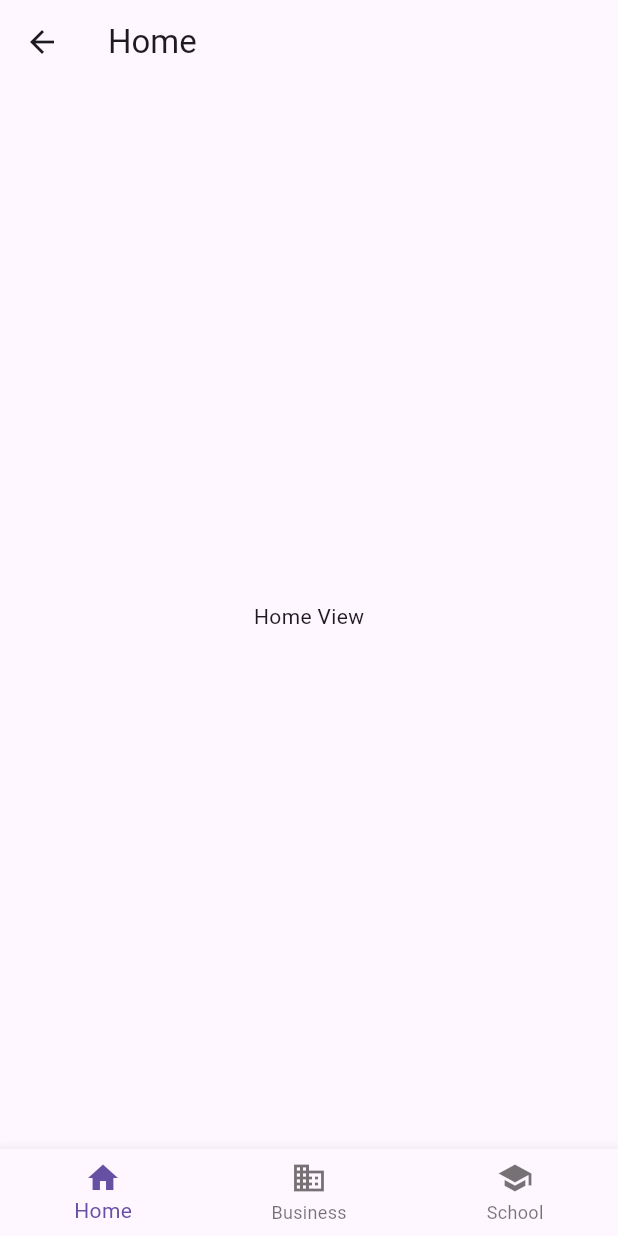
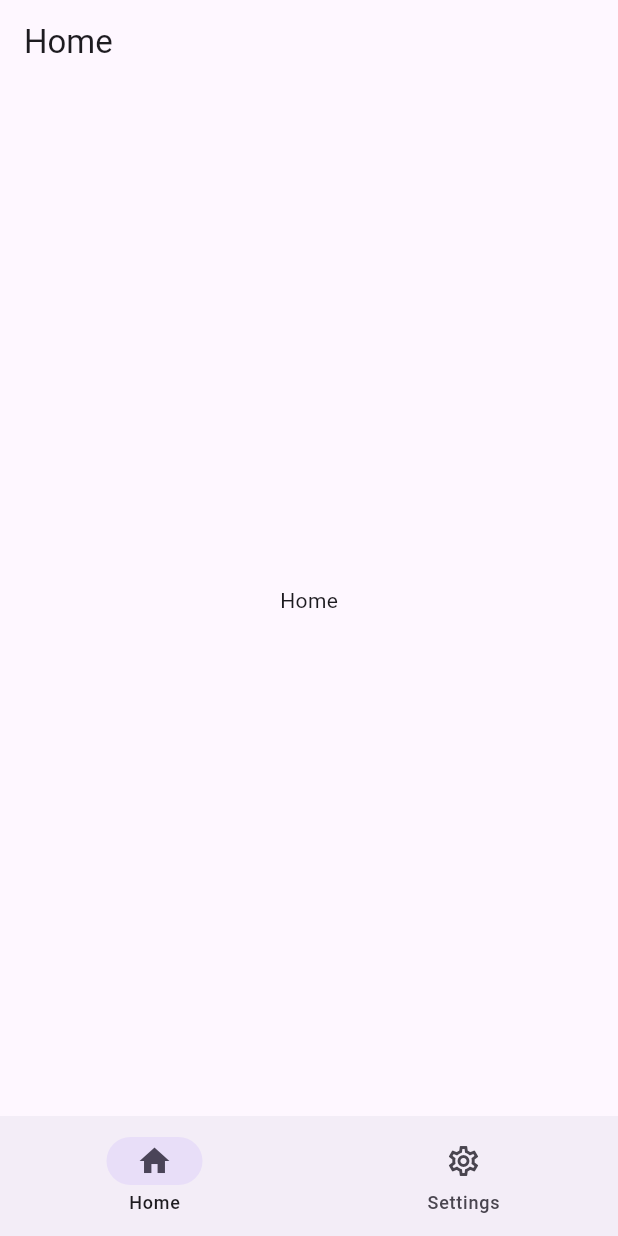
Before and after one commit to pedroafmonteiro/mosaic, a Flutter app: the SampleItemListView screen opened directly, after a tap on an icon or button, on a phone screen of 412 x 824 dp. Run offline on Flutter 3.47's test engine with Material 3 defaults, Android fonts, the phone set to English and light mode, and no system bars; generated files the repository leaves out were written again.

Commit message:
Refactor navigation structure to use NavBarView and NavRailView for improved layout and user experience

```diff
--- a/lib/src/app.dart
+++ b/lib/src/app.dart
@@ -62,16 +62,21 @@ class MyApp extends StatelessWidget {
           // Define a function to handle named routes in order to support
           // Flutter web url navigation and deep linking.
           onGenerateRoute: (RouteSettings routeSettings) {
-            return MaterialPageRoute<void>(
+            Widget page;
+            switch (routeSettings.name) {
+              case SettingsView.routeName:
+                page = SettingsView(controller: settingsController);
+                break;
+              case HomeView.routeName:
+              default:
+                page = const HomeView();
+                break;
+            }
+            return PageRouteBuilder(
               settings: routeSettings,
-              builder: (BuildContext context) {
-                switch (routeSettings.name) {
-                  case SettingsView.routeName:
-                    return SettingsView(controller: settingsController);
-                  case HomeView.routeName:
-                  default:
-                    return const HomeView();
-                }
+              pageBuilder: (context, animation, secondaryAnimation) => page,
+              transitionsBuilder: (context, animation, secondaryAnimation, child) {
+                return FadeTransition(opacity: animation, child: child);
               },
             );
           },
--- a/lib/src/view/home/home_view.dart
+++ b/lib/src/view/home/home_view.dart
@@ -1,4 +1,6 @@
 import 'package:flutter/material.dart';
+import 'package:mosaic/src/view/navbar/navbar_view.dart';
+import 'package:mosaic/src/view/navrail/navrail_view.dart';
 
 class HomeView extends StatelessWidget {
   const HomeView({super.key});
@@ -10,26 +12,19 @@ class HomeView extends StatelessWidget {
     return Scaffold(
       appBar: AppBar(
         title: Text('Home'),
+        automaticallyImplyLeading: false,
       ),
-      bottomNavigationBar: BottomNavigationBar(
-        items: const <BottomNavigationBarItem>[
-          BottomNavigationBarItem(
-            icon: Icon(Icons.home),
-            label: 'Home',
-          ),
-          BottomNavigationBarItem(
-            icon: Icon(Icons.business),
-            label: 'Business',
-          ),
-          BottomNavigationBarItem(
-            icon: Icon(Icons.school),
-            label: 'School',
+      bottomNavigationBar: NavBarView(selectedIndex: 0),
+      body: Row(
+        children: [
+          NavRailView(selectedIndex: 0),
+          Expanded(
+            child: Center(
+              child: Text('Home'),
+            ),
           ),
         ],
-      ),
-      body: Center(
-        child: Text('Home View'),
-      ),
+      )
     );
   }
 }
--- /dev/null
+++ b/lib/src/view/navbar/navbar_view.dart
@@ -0,0 +1,57 @@
+import 'package:flutter/material.dart';
+
+class NavBarView extends StatefulWidget {
+  const NavBarView({super.key, this.selectedIndex = 0});
+
+  final int selectedIndex;
+
+  @override
+  NavBarViewState createState() => NavBarViewState();
+}
+
+class NavBarViewState extends State<NavBarView> {
+  late int _selectedIndex;
+
+  @override
+  void initState() {
+    super.initState();
+    _selectedIndex = widget.selectedIndex;
+  }
+
+  @override
+  Widget build(BuildContext context) {
+    final bool isWide = MediaQuery.of(context).size.width >= 600;
+    if (isWide) {
+      return const SizedBox.shrink();
+    } else {
+      return NavigationBar(
+        selectedIndex: _selectedIndex,
+        onDestinationSelected: (int index) {
+          setState(() {
+            _selectedIndex = index;
+          });
+          switch (index) {
+            case 0:
+              Navigator.pushReplacementNamed(context, '/');
+              break;
+            case 1:
+              Navigator.pushReplacementNamed(context, '/settings');
+              break;
+          }
+        },
+        destinations: const [
+          NavigationDestination(
+            icon: Icon(Icons.home_outlined),
+            selectedIcon: Icon(Icons.home),
+            label: 'Home',
+          ),
+          NavigationDestination(
+            icon: Icon(Icons.settings_outlined),
+            selectedIcon: Icon(Icons.settings),
+            label: 'Settings',
+          ),
+        ],
+      );
+    }
+  }
+}
--- /dev/null
+++ b/lib/src/view/navrail/navrail_view.dart
@@ -0,0 +1,57 @@
+import 'package:flutter/material.dart';
+
+class NavRailView extends StatefulWidget {
+  const NavRailView({super.key, this.selectedIndex = 0});
+
+  final int selectedIndex;
+
+  @override
+  NavRailViewState createState() => NavRailViewState();
+}
+
+class NavRailViewState extends State<NavRailView> {
+  late int _selectedIndex;
+
+  @override
+  void initState() {
+    super.initState();
+    _selectedIndex = widget.selectedIndex;
+  }
+
+  @override
+  Widget build(BuildContext context) {
+    final bool isWide = MediaQuery.of(context).size.width >= 600;
+    if (isWide) {
+      return NavigationRail(
+        selectedIndex: _selectedIndex,
+        onDestinationSelected: (int index) {
+          setState(() {
+            _selectedIndex = index;
+          });
+          switch (index) {
+            case 0:
+              Navigator.pushReplacementNamed(context, '/');
+              break;
+            case 1:
+              Navigator.pushReplacementNamed(context, '/settings');
+              break;
+          }
+        },
+        destinations: const [
+          NavigationRailDestination(
+            icon: Icon(Icons.home_outlined),
+            selectedIcon: Icon(Icons.home),
+            label: Text('Home'),
+          ),
+          NavigationRailDestination(
+            icon: Icon(Icons.settings_outlined),
+            selectedIcon: Icon(Icons.settings),
+            label: Text('Settings'),
+          ),
+        ],
+      );
+    } else {
+      return const SizedBox.shrink();
+    }
+  }
+}
--- a/lib/src/view/settings/settings_view.dart
+++ b/lib/src/view/settings/settings_view.dart
@@ -1,6 +1,8 @@
 import 'package:flutter/material.dart';
+import 'package:mosaic/src/view/navrail/navrail_view.dart';
 
 import '../../controller/settings/settings_controller.dart';
+import '../navbar/navbar_view.dart';
 
 /// Displays the various settings that can be customized by the user.
 ///
@@ -18,8 +20,13 @@ class SettingsView extends StatelessWidget {
     return Scaffold(
       appBar: AppBar(
         title: const Text('Settings'),
+        automaticallyImplyLeading: false,
       ),
-      body: Padding(
+      bottomNavigationBar: NavBarView(selectedIndex: 1),
+      body: Row(
+        children: [
+          NavRailView(selectedIndex: 1),
+          Padding(
             padding: const EdgeInsets.all(16),
             // Glue the SettingsController to the theme selection DropdownButton.
             //
@@ -46,6 +53,8 @@ class SettingsView extends StatelessWidget {
               ],
             ),
           ),
+        ],
+      ),
     );
   }
 }
```
Lines whose indentation alone changed are shown as unchanged.
